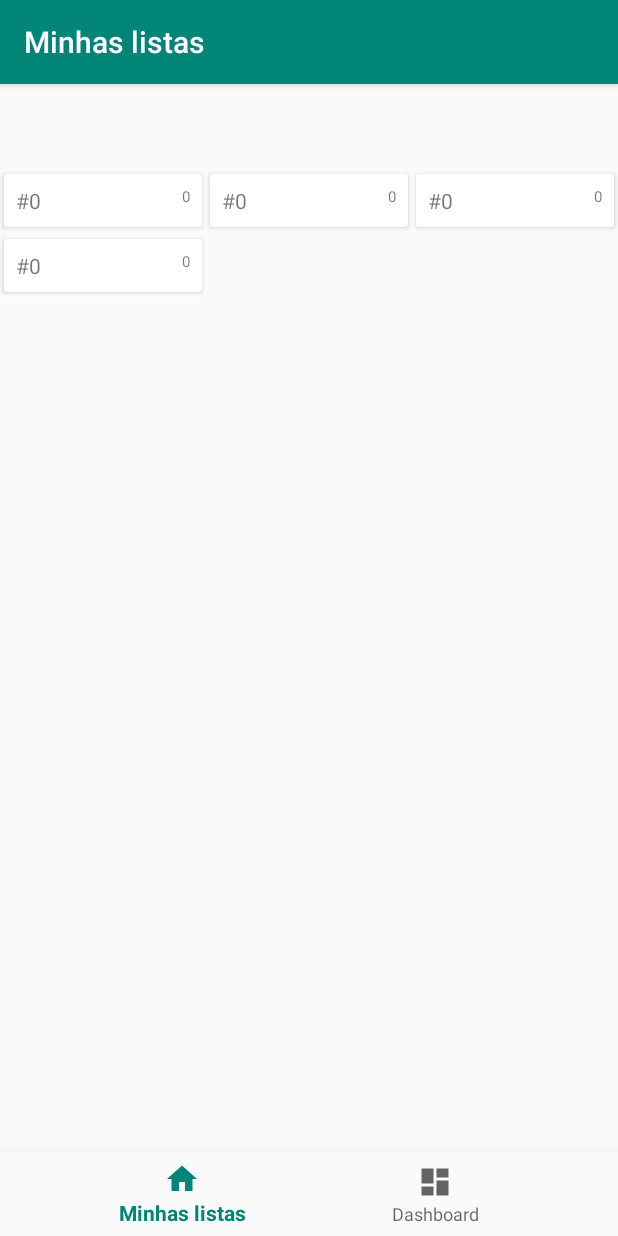
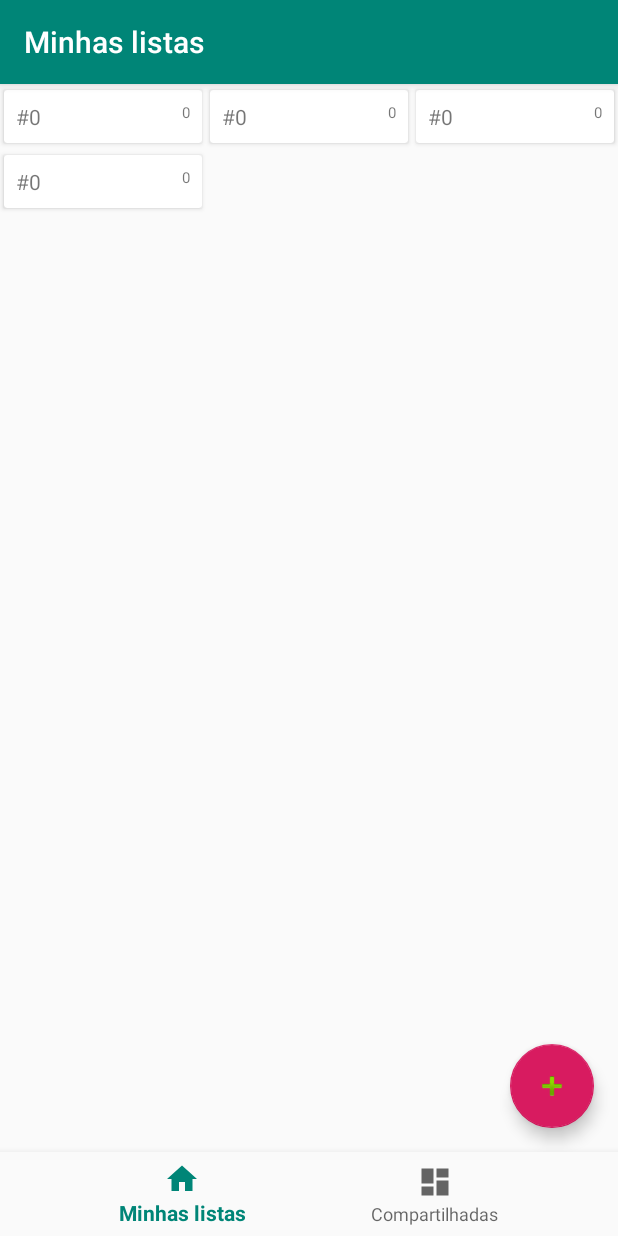
Before and after one commit to raphaelframos/listacompras, an Android app: the screen it shows after launch (MainActivity), on a phone screen of 412 x 824 dp. Run offline under Robolectric (Android 15) with nearby library versions, the phone set to English and light mode, and no system bars; our stand-ins replace navigation-ui.

Commit message:
Refatorando as telas

```diff
--- a/app/build.gradle
+++ b/app/build.gradle
@@ -8,6 +8,16 @@ apply plugin: 'com.google.gms.google-services'
 android {
     compileSdkVersion 28
     buildToolsVersion "29.0.2"
+
+    compileOptions {
+        sourceCompatibility JavaVersion.VERSION_1_8
+        targetCompatibility JavaVersion.VERSION_1_8
+    }
+
+    kotlinOptions {
+        jvmTarget = JavaVersion.VERSION_1_8.toString()
+    }
+
     defaultConfig {
         applicationId "com.powellapps.compraparamim"
         minSdkVersion 19
--- a/app/src/main/java/com/powellapps/compraparamim/MainActivity.kt
+++ b/app/src/main/java/com/powellapps/compraparamim/MainActivity.kt
@@ -18,7 +18,7 @@ class MainActivity : AppCompatActivity() {
         val navController = findNavController(R.id.nav_host_fragment)
         val appBarConfiguration = AppBarConfiguration(
             setOf(
-                R.id.navigation_my_list, R.id.navigation_dashboard
+                R.id.navigation_my_list, R.id.navigation_shared
             )
         )
         setupActionBarWithNavController(navController, appBarConfiguration)
--- a/app/src/main/java/com/powellapps/compraparamim/ui/shared/SharedListFragment.kt
+++ b/app/src/main/java/com/powellapps/compraparamim/ui/shared/SharedListFragment.kt
@@ -21,7 +21,7 @@ class SharedListFragment : Fragment() {
         inflater: LayoutInflater, container: ViewGroup?,
         savedInstanceState: Bundle?
     ): View? {
-        return inflater.inflate(R.layout.shared_list_fragment, container, false)
+        return inflater.inflate(R.layout.fragment_sharedlist, container, false)
     }
 
     override fun onActivityCreated(savedInstanceState: Bundle?) {
--- a/app/src/main/res/layout/activity_main.xml
+++ b/app/src/main/res/layout/activity_main.xml
@@ -3,8 +3,7 @@
     xmlns:app="http://schemas.android.com/apk/res-auto"
     android:id="@+id/container"
     android:layout_width="match_parent"
-    android:layout_height="match_parent"
-    android:paddingTop="?attr/actionBarSize">
+    android:layout_height="match_parent">
 
     <com.google.android.material.bottomnavigation.BottomNavigationView
         android:id="@+id/nav_view"
@@ -22,9 +21,9 @@
         android:id="@+id/nav_host_fragment"
         android:name="androidx.navigation.fragment.NavHostFragment"
         android:layout_width="match_parent"
-        android:layout_height="match_parent"
+        android:layout_height="0dp"
         app:defaultNavHost="true"
-        app:layout_constraintBottom_toTopOf="@id/nav_view"
+        app:layout_constraintBottom_toTopOf="@+id/nav_view"
         app:layout_constraintLeft_toLeftOf="parent"
         app:layout_constraintRight_toRightOf="parent"
         app:layout_constraintTop_toTopOf="parent"
--- a/app/src/main/res/layout/fragment_my_list.xml
+++ b/app/src/main/res/layout/fragment_my_list.xml
@@ -1,6 +1,7 @@
 <?xml version="1.0" encoding="utf-8"?>
 <androidx.constraintlayout.widget.ConstraintLayout xmlns:android="http://schemas.android.com/apk/res/android"
     xmlns:app="http://schemas.android.com/apk/res-auto"
+    xmlns:tools="http://schemas.android.com/tools"
     android:layout_width="match_parent"
     android:layout_height="match_parent">
 
@@ -13,4 +14,15 @@
         app:layout_constraintStart_toStartOf="parent"
         app:layout_constraintTop_toTopOf="parent"></androidx.recyclerview.widget.RecyclerView>
 
+    <com.google.android.material.floatingactionbutton.FloatingActionButton
+        android:id="@+id/floatingActionButton_new"
+        android:layout_width="wrap_content"
+        android:layout_height="wrap_content"
+        android:layout_marginEnd="16dp"
+        android:layout_marginBottom="16dp"
+        android:clickable="true"
+        app:layout_constraintBottom_toBottomOf="parent"
+        app:layout_constraintEnd_toEndOf="parent"
+        app:srcCompat="@android:drawable/ic_input_add" />
+
 </androidx.constraintlayout.widget.ConstraintLayout>
--- a/app/src/main/res/menu/bottom_nav_menu.xml
+++ b/app/src/main/res/menu/bottom_nav_menu.xml
@@ -7,9 +7,9 @@
         android:title="@string/minhas_listas" />
 
     <item
-        android:id="@+id/navigation_dashboard"
+        android:id="@+id/navigation_shared"
         android:icon="@drawable/ic_dashboard_black_24dp"
-        android:title="@string/title_dashboard" />
+        android:title="Compartilhadas" />
 
 
 
--- a/app/src/main/res/navigation/mobile_navigation.xml
+++ b/app/src/main/res/navigation/mobile_navigation.xml
@@ -12,10 +12,10 @@
         tools:layout="@layout/fragment_my_list" />
 
     <fragment
-        android:id="@+id/navigation_home"
-        android:name="com.powellapps.compraparamim.ui.home.HomeFragment"
-        android:label="@string/title_home"
-        tools:layout="@layout/fragment_home" />
+        android:id="@+id/navigation_shared"
+        android:name="com.powellapps.compraparamim.ui.shared.SharedListFragment"
+        android:label="Compartilhadas"
+        tools:layout="@layout/fragment_sharedlist" />
 
 
 </navigation>
--- a/build.gradle
+++ b/build.gradle
@@ -10,7 +10,7 @@ buildscript {
     dependencies {
         classpath 'com.android.tools.build:gradle:3.5.3'
         classpath "org.jetbrains.kotlin:kotlin-gradle-plugin:$kotlin_version"
-        classpath 'com.google.gms:google-services:4.2.0'
+        classpath 'com.google.gms:google-services:4.3.3'
         // NOTE: Do not place your application dependencies here; they belong
         // in the individual module build.gradle files
     }
```
Also changed, not shown: app/src/main/res/layout/fragment_sharedlist.xml (renamed from app/src/main/res/layout/shared_list_fragment.xml).
